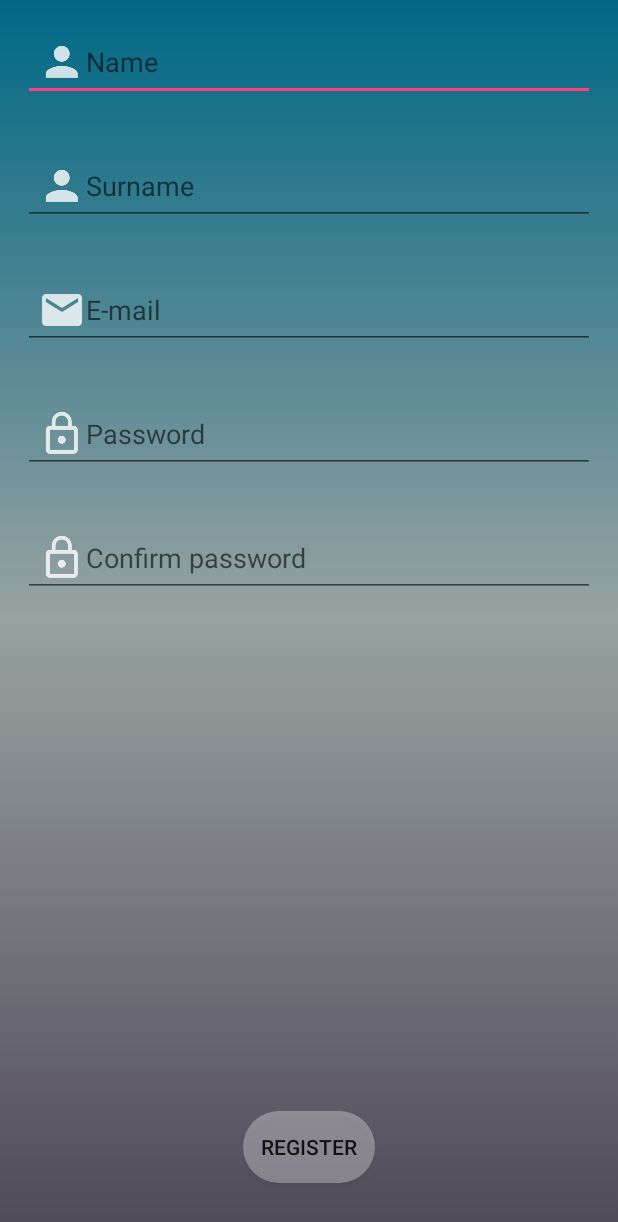
After one commit to KonradSobolewski/RocketFuel---Training-Manager, an Android app: the layout activity_register.xml on its own in the app's theme, with its tools: preview values and no code run, on a phone screen of 412 x 824 dp. The commit adds this screen. Shown: the top 1222 px of the screen. Run offline under Robolectric (Android 15) with nearby library versions, the phone set to English and light mode, and no system bars.

Commit message:
Register activity created

```diff
--- /dev/null
+++ b/app/src/main/res/layout/activity_register.xml
@@ -0,0 +1,84 @@
+<?xml version="1.0" encoding="utf-8"?>
+<RelativeLayout xmlns:android="http://schemas.android.com/apk/res/android"
+    xmlns:app="http://schemas.android.com/apk/res-auto"
+    xmlns:tools="http://schemas.android.com/tools"
+    android:layout_width="match_parent"
+    android:layout_height="match_parent"
+    android:background="@drawable/bg_animation"
+    android:id="@+id/registerLayout"
+    tools:context="com.example.konrad.rocketfuel.RegisterActivity">
+
+    <EditText
+        android:id="@+id/registerUserNameTxt"
+        android:layout_width="match_parent"
+        android:layout_height="wrap_content"
+        android:layout_alignParentStart="true"
+        android:layout_alignParentTop="true"
+        android:layout_margin="15dp"
+        android:ems="10"
+        android:drawableLeft="@drawable/ic_login_user"
+        android:hint="@string/userNameTxt"
+        android:inputType="textPersonName"
+        android:padding="10dp" />
+
+    <EditText
+        android:id="@+id/registerUserSurnameTxt"
+        android:layout_width="match_parent"
+        android:layout_height="wrap_content"
+        android:layout_below="@+id/registerUserNameTxt"
+        android:layout_margin="15dp"
+        android:ems="10"
+        android:drawableLeft="@drawable/ic_login_user"
+        android:hint="@string/userSurnameTxt"
+        android:inputType="textPersonName"
+        android:padding="10dp" />
+
+    <EditText
+        android:id="@+id/registerPasswordTxt"
+        android:layout_width="match_parent"
+        android:layout_height="wrap_content"
+        android:layout_alignParentEnd="true"
+        android:layout_below="@+id/registerEmailTxt"
+        android:ems="10"
+        android:drawableLeft="@drawable/ic_password"
+        android:hint="@string/passwordTxt"
+        android:inputType="textPassword"
+        android:padding="10dp"
+        android:layout_margin="15dp"/>
+
+    <EditText
+        android:id="@+id/registerConfirmPasswordTxt"
+        android:layout_width="match_parent"
+        android:layout_height="wrap_content"
+        android:layout_alignParentStart="true"
+        android:layout_below="@+id/registerPasswordTxt"
+        android:layout_margin="15dp"
+        android:ems="10"
+        android:drawableLeft="@drawable/ic_password"
+        android:hint="@string/confirmPasswordTxt"
+        android:inputType="textPassword"
+        android:padding="10dp" />
+
+    <EditText
+        android:id="@+id/registerEmailTxt"
+        android:layout_width="match_parent"
+        android:layout_height="wrap_content"
+        android:layout_alignParentStart="true"
+        android:layout_below="@+id/registerUserSurnameTxt"
+        android:layout_margin="15dp"
+        android:ems="10"
+        android:hint="@string/emailTxt"
+        android:inputType="textEmailAddress"
+        android:drawableLeft="@drawable/ic_email_register"
+        android:padding="10dp" />
+
+    <Button
+        android:id="@+id/registerBtn"
+        android:layout_width="wrap_content"
+        android:layout_height="wrap_content"
+        android:layout_alignParentBottom="true"
+        android:layout_centerHorizontal="true"
+        android:layout_marginBottom="35dp"
+        android:background="@drawable/btn_login"
+        android:text="@string/registerBtn" />
+</RelativeLayout>
--- a/app/src/main/res/values/strings.xml
+++ b/app/src/main/res/values/strings.xml
@@ -9,4 +9,13 @@
     <string name="login">Login</string>
     <string name="logout">Logout</string>
     <string name="register">Register here</string>
+
+    <!--Register activity-->
+    <string name="userNameTxt">Name</string>
+    <string name="userSurnameTxt">Surname</string>
+    <string name="passwordTxt">Password</string>
+    <string name="confirmPasswordTxt">Confirm password</string>
+    <string name="registerBtn">Register</string>
+    <string name="emailTxt">E-mail</string>
+
 </resources>
```
Also changed, not shown: app/src/main/AndroidManifest.xml (+6 -3 lines), app/src/main/java/com/example/konrad/rocketfuel/LoginActivity.kt (+8 -20 lines), app/src/main/java/com/example/konrad/rocketfuel/RegisterActivity.kt (added, +87 -0 lines), app/src/main/res/drawable-hdpi/ic_email_register.png (added), app/src/main/res/drawable-mdpi/ic_email_register.png (added), app/src/main/res/drawable-xhdpi/ic_email_register.png (added), app/src/main/res/drawable-xxhdpi/ic_email_register.png (added).
